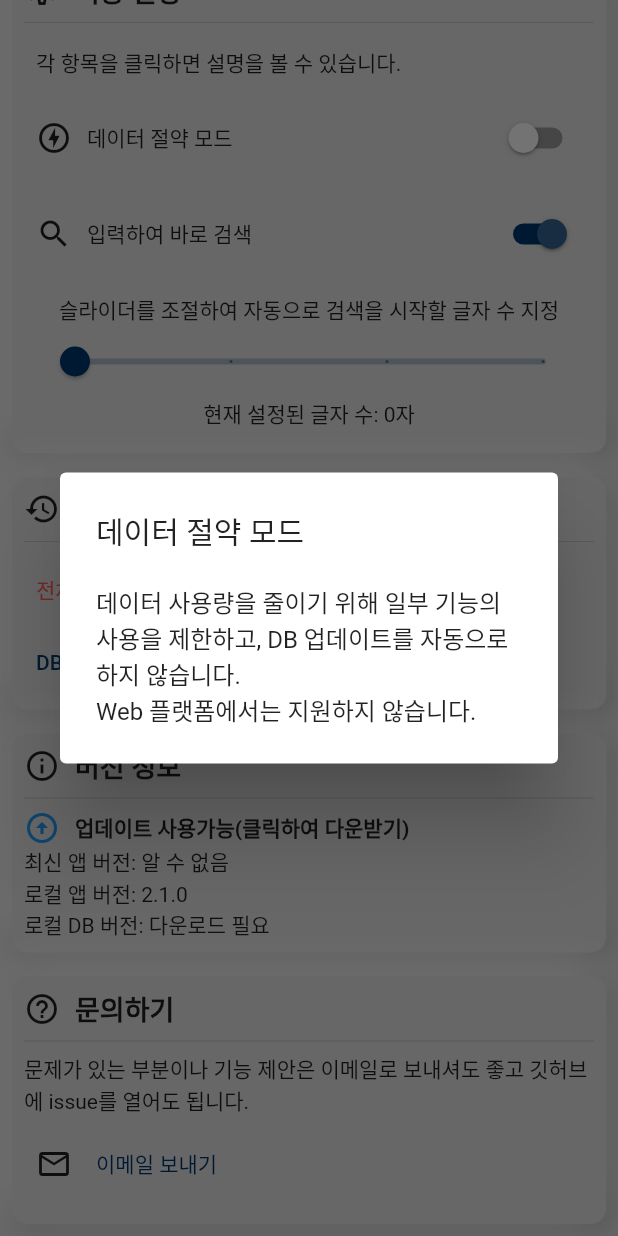
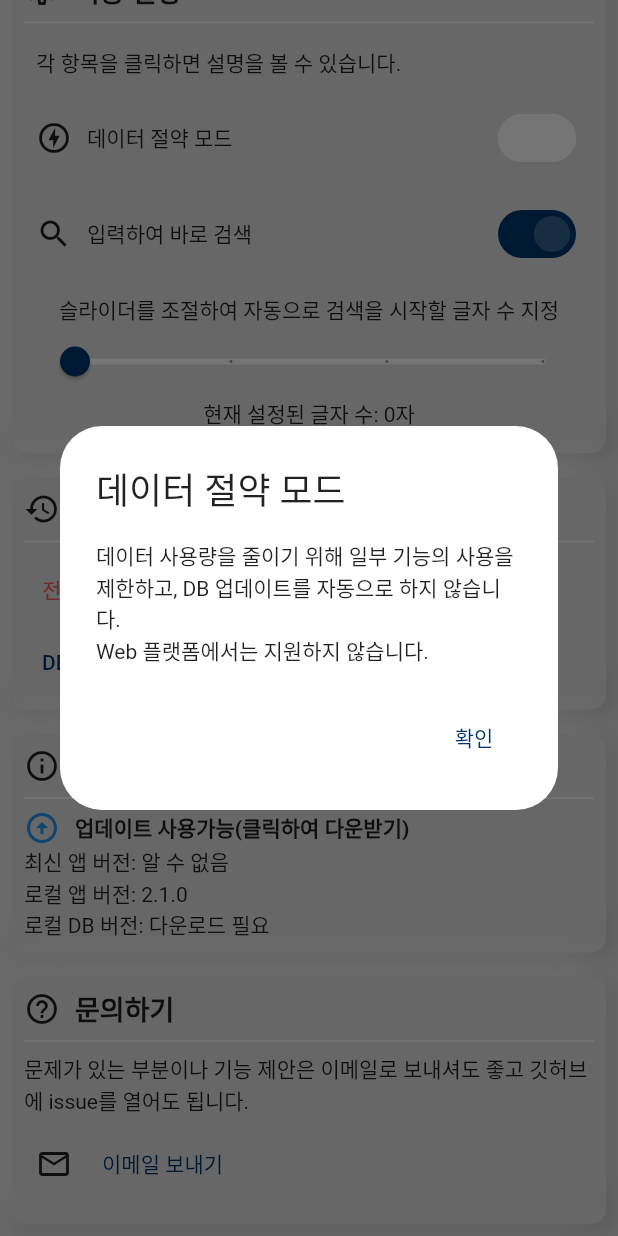
Before and after one commit to sun30812/suwon_mate, a Flutter app: the SettingPage screen opened by its route, scrolled down 422 dp, after a tap on "데이터 절약 모드", on a phone screen of 412 x 824 dp. Run offline on Flutter 3.47's test engine with Material 2 defaults, Android fonts, the phone set to English and light mode, and no system bars; our stand-ins replace firebase_core, firebase_database, flutter_html, package_info_plus, shared_preferences; accounts and stored records are empty; network calls fail.

Commit message:
[기능 추가] 데이터 절약 모드 활성화 시 공지사항 페이지 접근 차단
* 데이터 절약모드 활성화 안내문 추가
* 공지사항 페이지 접근 시 데이터 절약모드 활성화 여부 확인
* 현재 불필요한 코드 주석처리

```diff
--- a/lib/information/info.dart
+++ b/lib/information/info.dart
@@ -1,10 +1,12 @@
+
 import 'package:flutter/foundation.dart' show kIsWeb;
 import 'package:flutter/material.dart';
 import 'package:html/dom.dart' as dom;
 import 'package:html/parser.dart';
 import 'package:http/http.dart' as http;
+import 'package:url_launcher/url_launcher.dart';
+
 import '../styles/style_widget.dart';
-import 'package:url_launcher/url_launcher.dart';
 
 class InfoPage extends StatefulWidget {
   const InfoPage({Key? key}) : super(key: key);
--- a/lib/settings.dart
+++ b/lib/settings.dart
@@ -1,10 +1,11 @@
 import 'dart:convert';
 import 'dart:io';
+
 import 'package:firebase_database/firebase_database.dart';
 import 'package:flutter/foundation.dart';
+import 'package:flutter/material.dart';
 import 'package:flutter/services.dart';
 import 'package:package_info_plus/package_info_plus.dart';
-import 'package:flutter/material.dart';
 import 'package:shared_preferences/shared_preferences.dart';
 import 'package:suwon_mate/styles/style_widget.dart';
 import 'package:url_launcher/url_launcher.dart';
@@ -364,9 +365,12 @@ class _SettingPageState extends State<SettingPage> {
                                         showDialog(
                                             context: context,
                                             builder: (BuildContext context) {
-                                              return const AlertDialog(
-                                                title: Text('데이터 절약 모드'),
-                                                content: Text(
+                                              return AlertDialog(
+                                                actions: [
+                                                  TextButton(onPressed: () => Navigator.of(context).pop(), child: const Text('확인'))
+                                                ],
+                                                title: const Text('데이터 절약 모드'),
+                                                content: const Text(
                                                     '데이터 사용량을 줄이기 위해 일부 기능의 사용을 제한하고, DB 업데이트를 '
                                                     '자동으로 하지 않습니다. \nWeb 플랫폼에서는 지원하지 않습니다.'),
                                               );
@@ -422,9 +426,12 @@ class _SettingPageState extends State<SettingPage> {
                                         showDialog(
                                             context: context,
                                             builder: (BuildContext context) {
-                                              return const AlertDialog(
-                                                title: Text('입력하여 바로 검색'),
-                                                content: Text(
+                                              return  AlertDialog(
+                                                actions: [
+                                                  TextButton(onPressed: () => Navigator.of(context).pop(), child: const Text('확인'))
+                                                ],
+                                                title: const Text('입력하여 바로 검색'),
+                                                content: const Text(
                                                     '과목을 검색할 때 입력하는 즉시 검색을 바로 시작합니다.\n'
                                                         '검색 시 동작이 많이 끊기는 경우 해당 설정을 조절하여 개선할 수 있습니다.'),
                                               );
```
Also changed, not shown: lib/main.dart (+39 -15 lines), lib/styles/style_widget.dart (+23 -0 lines).
